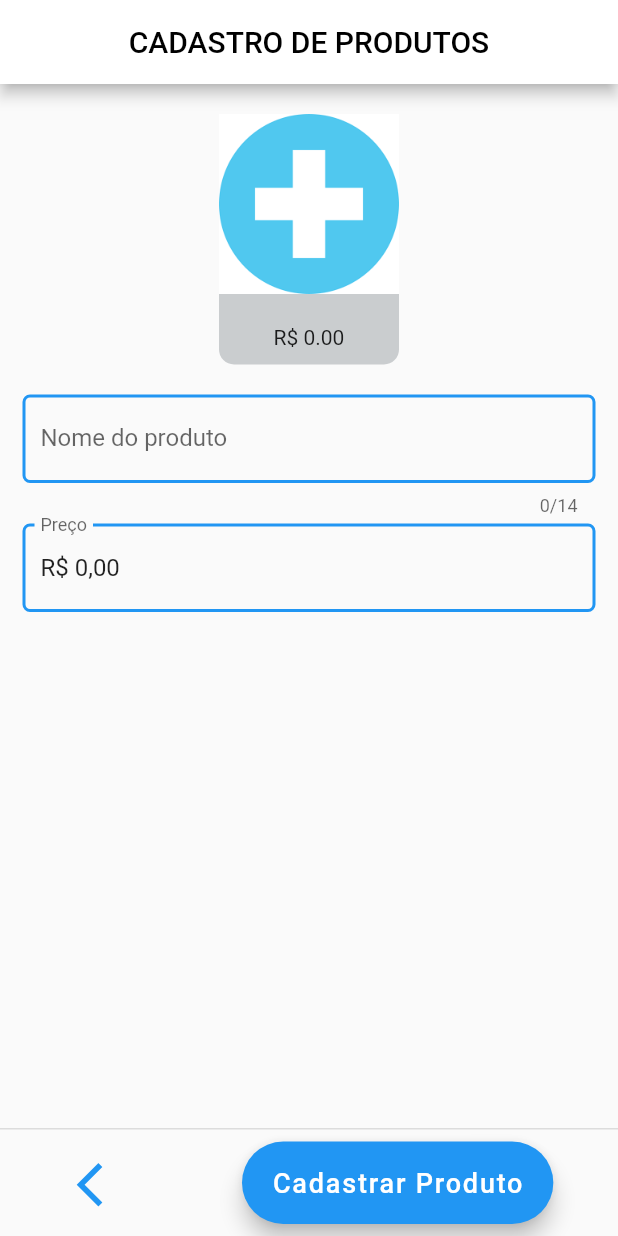
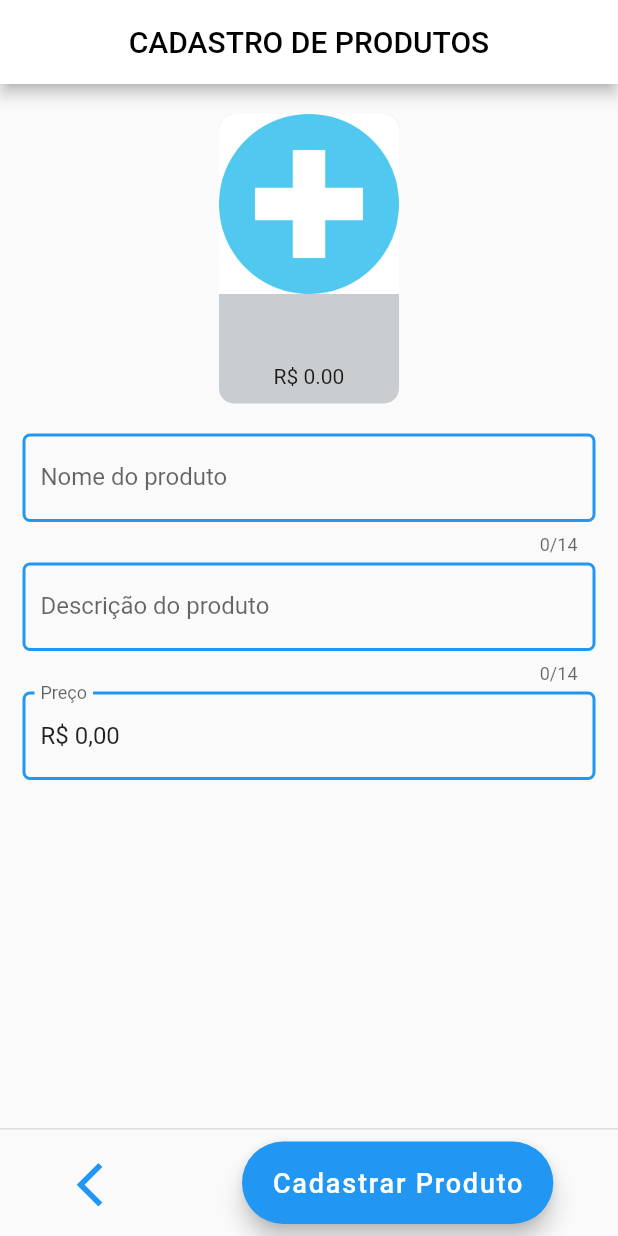
Before and after one commit to ChristophyNunes/shoppingCart, a Flutter app: the RegisterProductPage screen opened by its route, on a phone screen of 412 x 824 dp. Run offline on Flutter 3.47's test engine with Material 2 defaults, Android fonts, the light colour scheme and no system bars; our stand-ins replace extended_masked_text, flutter_mobx, flutter_modular, flutter_slidable, mobx; generated files the repository leaves out were written again.

Commit message:
fix change widgets pages

```diff
--- a/lib/product_module/pages/cart_page.dart
+++ b/lib/product_module/pages/cart_page.dart
@@ -68,7 +68,7 @@ class _CartPageState extends State<CartPage> {
                               controller.deleteAndSetQuantityZero(
                                   controller.listProductSelected[index], index);
                               if (controller.listProductSelected.isEmpty) {
-                                Modular.to.pop();
+                                Modular.to.pushNamed(HomeModule.route);
                               }
                             },
                           ),
--- a/lib/product_module/pages/register_product_page.dart
+++ b/lib/product_module/pages/register_product_page.dart
@@ -62,9 +62,13 @@ class _RegisterProductPageState extends State<RegisterProductPage> {
                   style: TextStyle(fontSize: 18),
                 ),
                 onPressed: () {
-                  controller.addProductStore();
-                  controller.disposeScreen();
-                  Modular.to.pushNamed(HomeModule.route);
+                  if (controller.isValidRegister()) {
+                    showAlertDialog(controller.errorString);
+                  } else {
+                    controller.addProductStore();
+                    controller.disposeScreen();
+                    Modular.to.pushNamed(HomeModule.route);
+                  }
                 },
               ),
             ),
@@ -90,6 +94,7 @@ class _RegisterProductPageState extends State<RegisterProductPage> {
                   return ProductCard(
                     image: 'assets/imgs/error-image.jpg',
                     nameProduct: controller.name,
+                    description: controller.description,
                     priceProduct: controller.price,
                   );
                 }),
@@ -117,6 +122,30 @@ class _RegisterProductPageState extends State<RegisterProductPage> {
                   hintText: 'Ex: Celular'),
               onChanged: (value) {
                 controller.setName(value);
+              },
+            ),
+            const SizedBox(height: 5),
+            TextFormField(
+              maxLength: 14,
+              decoration: InputDecoration(
+                  focusedBorder: OutlineInputBorder(
+                    borderSide: BorderSide(
+                      width: 2,
+                      color: Theme.of(context).primaryColor,
+                    ),
+                    borderRadius: BorderRadius.circular(5),
+                  ),
+                  enabledBorder: OutlineInputBorder(
+                    borderSide: BorderSide(
+                      width: 2,
+                      color: Theme.of(context).primaryColor,
+                    ),
+                    borderRadius: BorderRadius.circular(5),
+                  ),
+                  labelText: 'Descrição do produto',
+                  hintText: 'Ex: Eletrônico'),
+              onChanged: (value) {
+                controller.setDescription(value);
               },
             ),
             const SizedBox(height: 5),
@@ -149,4 +178,26 @@ class _RegisterProductPageState extends State<RegisterProductPage> {
       ),
     );
   }
+
+  showAlertDialog(String text) {
+    Widget okButton = FloatingActionButton(
+      onPressed: () {
+        Navigator.of(context).pop();
+      },
+      child: const Text('Ok'),
+    );
+    AlertDialog alerta = AlertDialog(
+      title: const Text('Ooooops!'),
+      content: Text(text),
+      actions: [
+        okButton,
+      ],
+    );
+    showDialog(
+      context: context,
+      builder: (BuildContext context) {
+        return alerta;
+      },
+    );
+  }
 }
--- a/lib/product_module/widget/product_card.dart
+++ b/lib/product_module/widget/product_card.dart
@@ -5,19 +5,25 @@ class ProductCard extends StatelessWidget {
   double priceProduct;
   String nameProduct;
   String? image;
+  String description;
 
   ProductCard({
     super.key,
     required this.nameProduct,
     required this.priceProduct,
     this.image = '',
+    required this.description,
   });
 
   @override
   Widget build(BuildContext context) {
     return Column(
       children: [
-        SizedBox(
+        ClipRRect(
+          borderRadius: const BorderRadius.only(
+            topLeft: Radius.circular(10),
+            topRight: Radius.circular(10),
+          ),
           child: Image.asset(
             image ?? 'assets/imgs/error-image.jpg',
             fit: BoxFit.fill,
@@ -28,8 +34,14 @@ class ProductCard extends StatelessWidget {
         const SizedBox(height: 5),
         Text(
           nameProduct,
-          style: const TextStyle(fontWeight: FontWeight.w700),
+          style: const TextStyle(fontWeight: FontWeight.bold),
         ),
+        const SizedBox(height: 5),
+        Text(
+          description,
+          style: const TextStyle(fontWeight: FontWeight.w600),
+        ),
+        const SizedBox(height: 5),
         Text('R\$ ${priceProduct.toStringAsFixed(2)}'),
       ],
     );
```
Also changed, not shown: lib/product_module/controller/register_product_controller.dart (+32 -0 lines), lib/product_module/pages/product_page.dart (+6 -3 lines), lib/product_module/controller/register_product_controller.g.dart.
